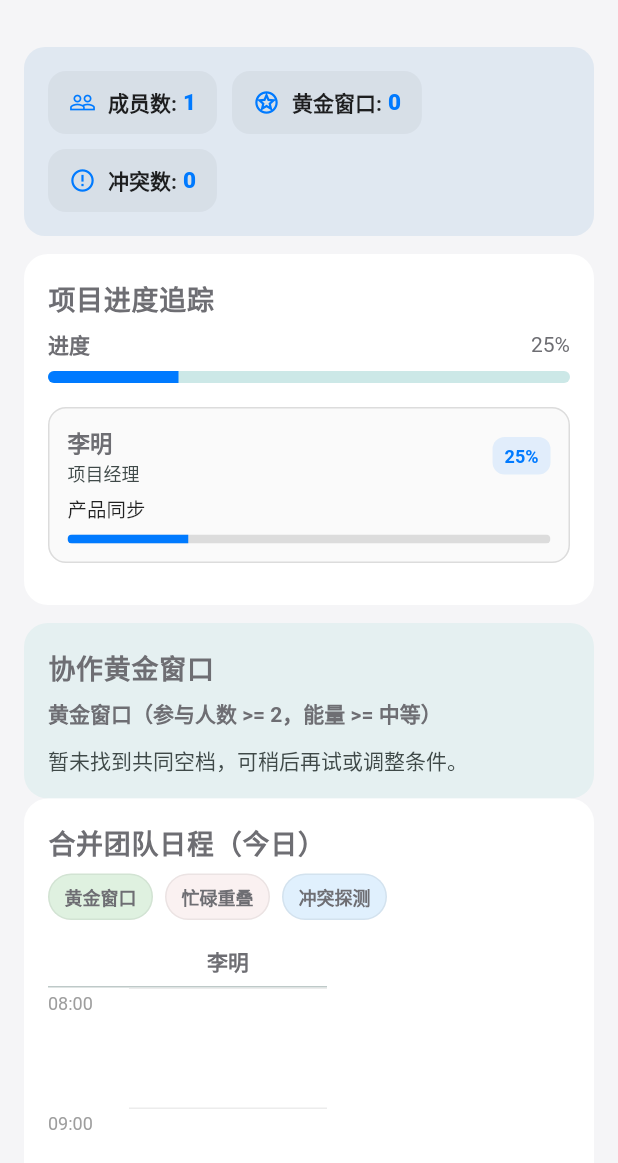
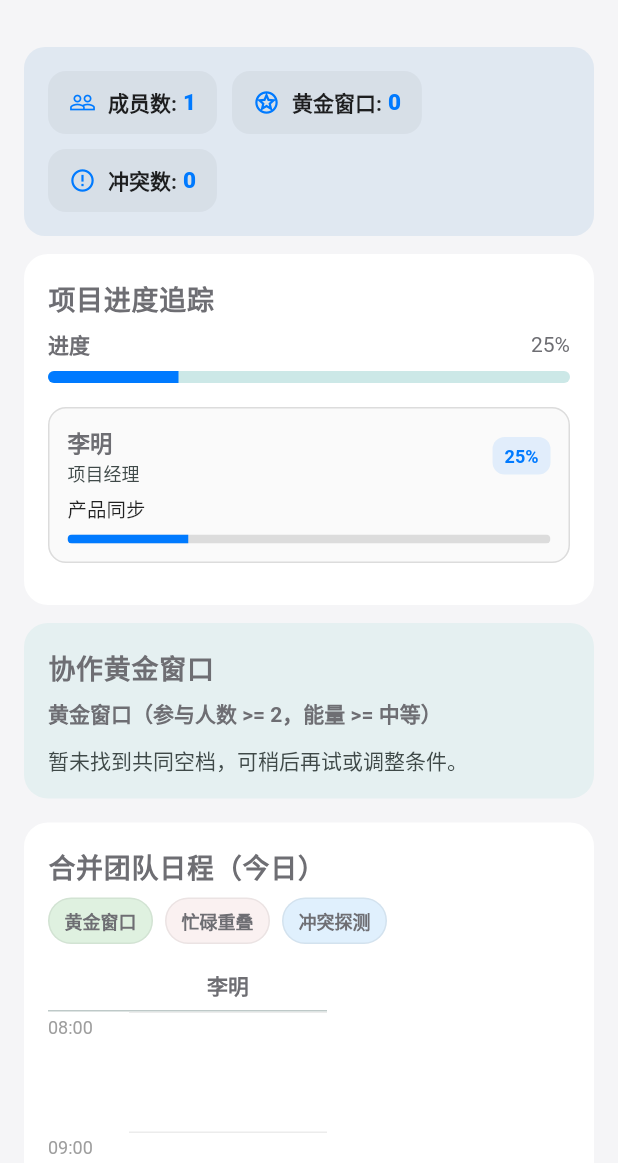
Before and after one commit to PropZzz/Ruanchuang, a Flutter app: the TeamPage screen opened directly, on a phone screen of 412 x 824 dp, the part 73-1236 px from its top. Run offline on Flutter 3.47's test engine with Material 3 defaults, Android fonts, the light colour scheme and no system bars; our stand-ins replace flutter_blue_plus, image_picker, rxdart; missing offline and left inert: dart:html; accounts and stored records are empty; network calls fail; Roboto replaces fonts that are missing (PingFang SC).

Commit message:
fix: preserve responsive card spacing and profile width

```diff
--- a/lib/screens/profile_page.dart
+++ b/lib/screens/profile_page.dart
@@ -184,6 +184,7 @@
       ),
       body: SafeArea(
         child: ResponsivePageFrame(
+          maxWidth: 860,
           child: ListView(
             physics: const BouncingScrollPhysics(),
             padding: EdgeInsets.fromLTRB(
--- a/lib/widgets/responsive_card_grid.dart
+++ b/lib/widgets/responsive_card_grid.dart
@@ -12,7 +12,7 @@
         if (constraints.maxWidth < 720) {
           return Column(
             crossAxisAlignment: CrossAxisAlignment.stretch,
-            children: _indexedChildren(),
+            children: _mobileChildren(),
           );
         }
 
@@ -44,8 +44,11 @@
     );
   }
 
-  List<Widget> _indexedChildren() => [
-    for (var index = 0; index < children.length; index++) _item(index),
+  List<Widget> _mobileChildren() => [
+    for (var index = 0; index < children.length; index++) ...[
+      if (index > 0) const SizedBox(height: 16),
+      _item(index),
+    ],
   ];
 
   Widget _item(int index) => KeyedSubtree(
--- a/lib/widgets/responsive_page_frame.dart
+++ b/lib/widgets/responsive_page_frame.dart
@@ -1,9 +1,14 @@
 import 'package:flutter/material.dart';
 
 class ResponsivePageFrame extends StatelessWidget {
-  const ResponsivePageFrame({super.key, required this.child});
+  const ResponsivePageFrame({
+    super.key,
+    required this.child,
+    this.maxWidth = 1320,
+  });
 
   final Widget child;
+  final double maxWidth;
 
   @override
   Widget build(BuildContext context) {
@@ -20,7 +25,7 @@
             alignment: Alignment.topCenter,
             child: ConstrainedBox(
               key: const Key('responsive-page-frame'),
-              constraints: const BoxConstraints(maxWidth: 1320),
+              constraints: BoxConstraints(maxWidth: maxWidth),
               child: child,
             ),
           ),
```
Also changed, not shown: 1 other file.
